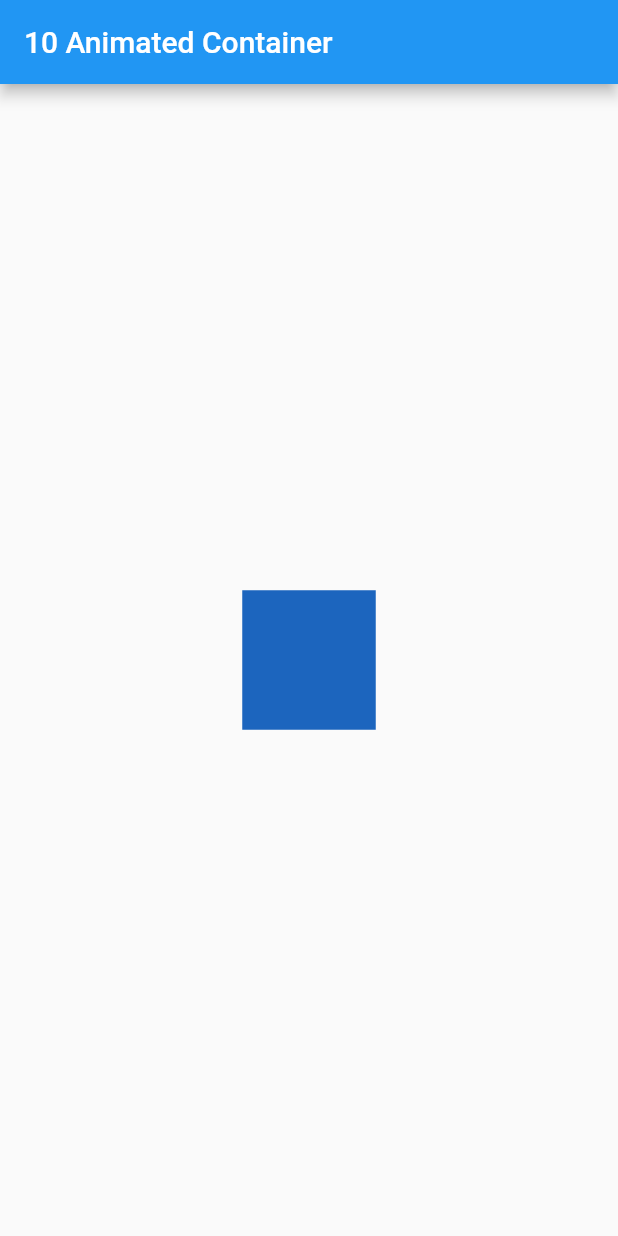
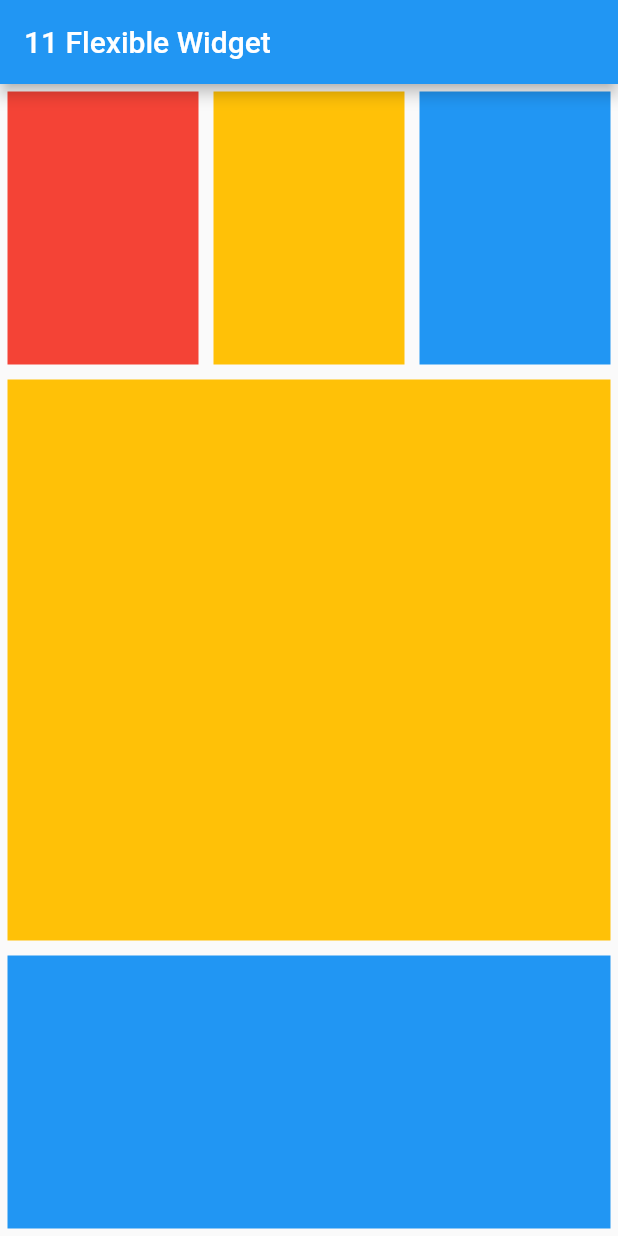
Before and after one commit to khamdannahari/aran_learn_flutter, a Flutter app: the screen it shows after launch, on a phone screen of 412 x 824 dp. Run offline on Flutter 3.47's test engine with Material 2 defaults, Android fonts, the phone set to English and light mode, and no system bars.

Commit message:
11 - Flexible widget

```diff
--- a/lib/main.dart
+++ b/lib/main.dart
@@ -19,23 +19,47 @@ class _MyAppState extends State<MyApp> {
     return MaterialApp(
         home: Scaffold(
             appBar: AppBar(
-              title: Text("10 Animated Container"),
+              title: Text("11 Flexible Widget"),
             ),
-            body: Center(
-              child: GestureDetector(
-                onTap: (){
-                  setState(() {
-
-                  });
-                },
-                child: AnimatedContainer(
-                  color: Color.fromARGB(255, random.nextInt(256),
-                      random.nextInt(256), random.nextInt(256)),
-                  duration: Duration(seconds: 1),
-                  width: 50.0 + random.nextInt(101),
-                  height: 50.0 + random.nextInt(101),
-                ),
-              ),
+            body: Column(
+              children: <Widget>[
+                Flexible(
+                    flex: 1,
+                    child: Row(
+                      children: <Widget>[
+                        Flexible(
+                            flex: 1,
+                            child: Container(
+                              color: Colors.red,
+                              margin: EdgeInsets.all(5),
+                            )),
+                        Flexible(
+                            flex: 1,
+                            child: Container(
+                              color: Colors.amber,
+                              margin: EdgeInsets.all(5),
+                            )),
+                        Flexible(
+                            flex: 1,
+                            child: Container(
+                              color: Colors.blue,
+                              margin: EdgeInsets.all(5),
+                            )),
+                      ],
+                    )),
+                Flexible(
+                    flex: 2,
+                    child: Container(
+                      color: Colors.amber,
+                      margin: EdgeInsets.all(5),
+                    )),
+                Flexible(
+                    flex: 1,
+                    child: Container(
+                      color: Colors.blue,
+                      margin: EdgeInsets.all(5),
+                    )),
+              ],
             )));
   }
 }
```
